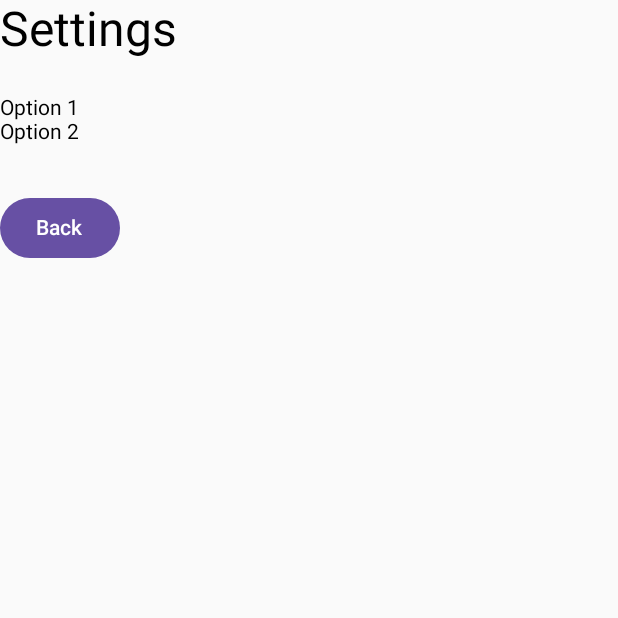
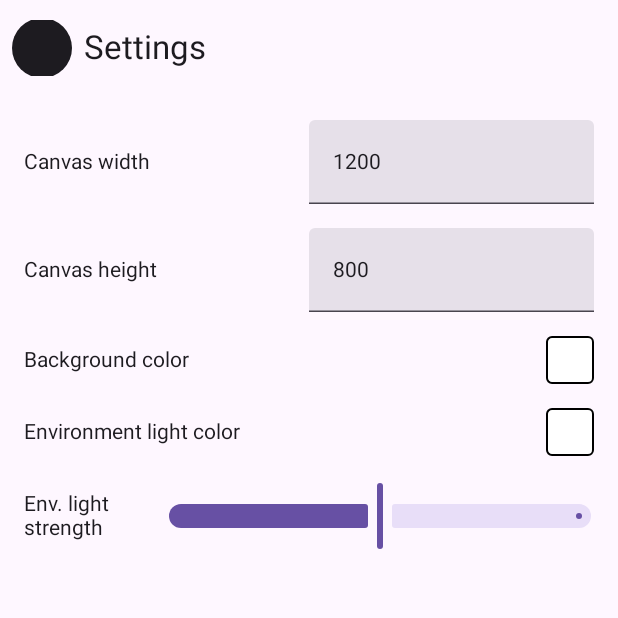
Before and after one commit to linsyking/3DRenderer, an Android app built with Jetpack Compose: the SettingsScreen screen opened through its navigation route, on a phone screen of 412 x 824 dp, the top half of it. Run offline under Robolectric (Android 15) with nearby library versions, the phone set to English and light mode, and no system bars.

Commit message:
Setting Page and Color Box

```diff
--- a/Android/app/src/main/java/name/renderer/bevy/MainActivity.kt
+++ b/Android/app/src/main/java/name/renderer/bevy/MainActivity.kt
@@ -31,7 +31,7 @@
 import androidx.navigation.compose.rememberNavController
 import kotlin.math.roundToInt
 
-// 应用程序的状态数据类
+// Application state data class
 data class AppState(
     val text: String = "",
     val offsetX: Float = 0f,
@@ -46,10 +46,16 @@
     val color: Color = Color.Black,
     val opacity: Float = 1.0f,
     val metallic: Float = 0.0f,
-    val roughness: Float = 0.5f
+    val roughness: Float = 0.5f,
+    // New settings properties from the user's sketch
+    val canvasWidth: Float = 1200f,
+    val canvasHeight: Float = 800f,
+    val backgroundColor: Color = Color.White,
+    val environmentLightColor: Color = Color.White,
+    val environmentLightStrength: Float = 0.5f
 )
 
-// BevySurfaceView 的全局变量，用于在不同 Composable 之间共享
+// Global variable for BevySurfaceView to share across Composables
 var surfaceView: BevySurfaceView? = null
 
 class MainActivity : ComponentActivity() {
@@ -64,7 +70,7 @@
 @Composable
 fun MyApp() {
     val navController = rememberNavController()
-    // 顶层状态，通过回调函数传递给子 Composable
+    // Top-level state, passed down to child Composables via callbacks
     var appState by remember { mutableStateOf(AppState()) }
 
     NavHost(
@@ -82,7 +88,11 @@
             )
         }
         composable("settings") {
-            SettingsScreen(onBack = { navController.popBackStack() })
+            SettingsScreen(
+                appState = appState,
+                onUpdateAppState = { newState -> appState = newState },
+                onBack = { navController.popBackStack() }
+            )
         }
         composable("toolbox") {
             ToolboxScreen(
@@ -118,7 +128,7 @@
     }
 }
 
-// 主界面的 SurfaceCard
+// The main surface card of the application
 @Composable
 fun SurfaceCard(
     navController: NavHostController,
@@ -218,7 +228,7 @@
     }
 }
 
-// 静态文本框，用于在主界面显示文本
+// Static text box to display text on the main screen
 @Composable
 fun StaticTextBox(
     state: AppState
--- a/Android/app/src/main/java/name/renderer/bevy/Settings.kt
+++ b/Android/app/src/main/java/name/renderer/bevy/Settings.kt
@@ -1,32 +1,197 @@
 package name.renderer.bevy
 
-
+import androidx.compose.foundation.background
+import androidx.compose.foundation.border
+import androidx.compose.foundation.clickable
 import androidx.compose.foundation.layout.*
+import androidx.compose.foundation.shape.RoundedCornerShape
+import androidx.compose.foundation.text.KeyboardOptions
+import androidx.compose.material.icons.Icons
+import androidx.compose.material.icons.filled.ArrowBack
 import androidx.compose.material3.*
-import androidx.compose.runtime.Composable
+import androidx.compose.runtime.*
+import androidx.compose.ui.Alignment
 import androidx.compose.ui.Modifier
+import androidx.compose.ui.graphics.Color
+import androidx.compose.ui.res.painterResource
+import androidx.compose.ui.text.input.KeyboardType
 import androidx.compose.ui.unit.dp
 
+/**
+ * The SettingsScreen composable function.
+ * This screen allows the user to adjust various application settings.
+ *
+ * @param appState The current state of the application.
+ * @param onUpdateAppState A callback function to update the application state.
+ * @param onBack A callback function to handle navigating back from this screen.
+ */
+@OptIn(ExperimentalMaterial3Api::class)
 @Composable
-fun SettingsScreen(onBack: () -> Unit) {
+fun SettingsScreen(
+    appState: AppState,
+    onUpdateAppState: (AppState) -> Unit,
+    onBack: () -> Unit
+) {
     val insets = WindowInsets.systemBars.asPaddingValues()
-    Column(
+
+    // State to control the visibility of the color picker dialog
+    var showColorPickerDialog by remember { mutableStateOf(false) }
+    // State to track which color picker is being shown
+    var selectedColorTarget by remember { mutableStateOf(ColorTarget.None) }
+
+    Surface(
         modifier = Modifier
             .fillMaxSize()
-            .padding(insets)
+            .padding(insets),
+        color = MaterialTheme.colorScheme.background
     ) {
-        Text("Settings", style = MaterialTheme.typography.headlineLarge)
+        Column(
+            modifier = Modifier.fillMaxSize(),
+            horizontalAlignment = Alignment.CenterHorizontally
+        ) {
+            // Header with a back button
+            TopAppBar(
+                title = { Text("Settings") },
+                navigationIcon = {
+                    IconButton(onClick = onBack) {
+                        Icon(
+                            painter = painterResource(id = R.drawable.arrow_back),
+                            contentDescription = "Back"
+                        )
+                    }
+                }
+            )
 
-        Spacer(modifier = Modifier.height(24.dp))
+            // Main content area for settings
+            Column(
+                modifier = Modifier
+                    .fillMaxWidth()
+                    .weight(1f)
+                    .padding(16.dp),
+                verticalArrangement = Arrangement.spacedBy(16.dp)
+            ) {
+                // Canvas Width setting
+                Row(
+                    verticalAlignment = Alignment.CenterVertically,
+                    modifier = Modifier.fillMaxWidth()
+                ) {
+                    Text(text = "Canvas width", modifier = Modifier.weight(1f))
+                    // Text field for canvas width with number input
+                    TextField(
+                        value = appState.canvasWidth.toInt().toString(),
+                        onValueChange = {
+                            // Update the state only if the input is a valid number
+                            val newWidth = it.toFloatOrNull()
+                            if (newWidth != null) {
+                                onUpdateAppState(appState.copy(canvasWidth = newWidth))
+                            }
+                        },
+                        modifier = Modifier.weight(1f),
+                        singleLine = true,
+                        keyboardOptions = KeyboardOptions(keyboardType = KeyboardType.Number)
+                    )
+                }
 
-        // Your settings UI here
-        Text("Option 1")
-        Text("Option 2")
+                // Canvas Height setting
+                Row(
+                    verticalAlignment = Alignment.CenterVertically,
+                    modifier = Modifier.fillMaxWidth()
+                ) {
+                    Text(text = "Canvas height", modifier = Modifier.weight(1f))
+                    // Text field for canvas height with number input
+                    TextField(
+                        value = appState.canvasHeight.toInt().toString(),
+                        onValueChange = {
+                            // Update the state only if the input is a valid number
+                            val newHeight = it.toFloatOrNull()
+                            if (newHeight != null) {
+                                onUpdateAppState(appState.copy(canvasHeight = newHeight))
+                            }
+                        },
+                        modifier = Modifier.weight(1f),
+                        singleLine = true,
+                        keyboardOptions = KeyboardOptions(keyboardType = KeyboardType.Number)
+                    )
+                }
 
-        Spacer(modifier = Modifier.height(32.dp))
+                // Background Color setting
+                Row(
+                    verticalAlignment = Alignment.CenterVertically,
+                    modifier = Modifier.fillMaxWidth()
+                ) {
+                    Text(text = "Background color", modifier = Modifier.weight(1f))
+                    Box(
+                        modifier = Modifier
+                            .size(32.dp)
+                            .background(appState.backgroundColor, shape = RoundedCornerShape(4.dp))
+                            .border(1.dp, Color.Black, RoundedCornerShape(4.dp))
+                            .clickable {
+                                selectedColorTarget = ColorTarget.BackgroundColor
+                                showColorPickerDialog = true
+                            }
+                    )
+                }
 
-        Button(onClick = onBack) {
-            Text("Back")
+                // Environment Light Color setting
+                Row(
+                    verticalAlignment = Alignment.CenterVertically,
+                    modifier = Modifier.fillMaxWidth()
+                ) {
+                    Text(text = "Environment light color", modifier = Modifier.weight(1f))
+                    Box(
+                        modifier = Modifier
+                            .size(32.dp)
+                            .background(appState.environmentLightColor, shape = RoundedCornerShape(4.dp))
+                            .border(1.dp, Color.Black, RoundedCornerShape(4.dp))
+                            .clickable {
+                                selectedColorTarget = ColorTarget.EnvironmentLight
+                                showColorPickerDialog = true
+                            }
+                    )
+                }
+
+                // Environment Light Strength slider
+                Row(
+                    verticalAlignment = Alignment.CenterVertically,
+                    modifier = Modifier.fillMaxWidth()
+                ) {
+                    Text(text = "Env. light strength", modifier = Modifier.weight(1f))
+                    Slider(
+                        value = appState.environmentLightStrength,
+                        onValueChange = { onUpdateAppState(appState.copy(environmentLightStrength = it)) },
+                        modifier = Modifier.weight(3f),
+                        valueRange = 0f..1f
+                    )
+                }
+            }
+
+            // Display the color picker dialog if showColorPickerDialog is true
+            if (showColorPickerDialog) {
+                val currentColor = when (selectedColorTarget) {
+                    ColorTarget.BackgroundColor -> appState.backgroundColor
+                    ColorTarget.EnvironmentLight -> appState.environmentLightColor
+                    else -> Color.White // Default color
+                }
+                ColorPickerDialog(
+                    currentColor = currentColor,
+                    onColorSelected = { newColor ->
+                        when (selectedColorTarget) {
+                            ColorTarget.BackgroundColor -> onUpdateAppState(appState.copy(backgroundColor = newColor))
+                            ColorTarget.EnvironmentLight -> onUpdateAppState(appState.copy(environmentLightColor = newColor))
+                            else -> {}
+                        }
+                        showColorPickerDialog = false
+                    },
+                    onDismiss = { showColorPickerDialog = false }
+                )
+            }
         }
     }
 }
+
+// Enum to specify which color is being edited
+enum class ColorTarget {
+    None,
+    BackgroundColor,
+    EnvironmentLight
+}
```
Also changed, not shown: Android/app/src/main/java/name/renderer/bevy/color_picker.kt (added, +96 -0 lines).
